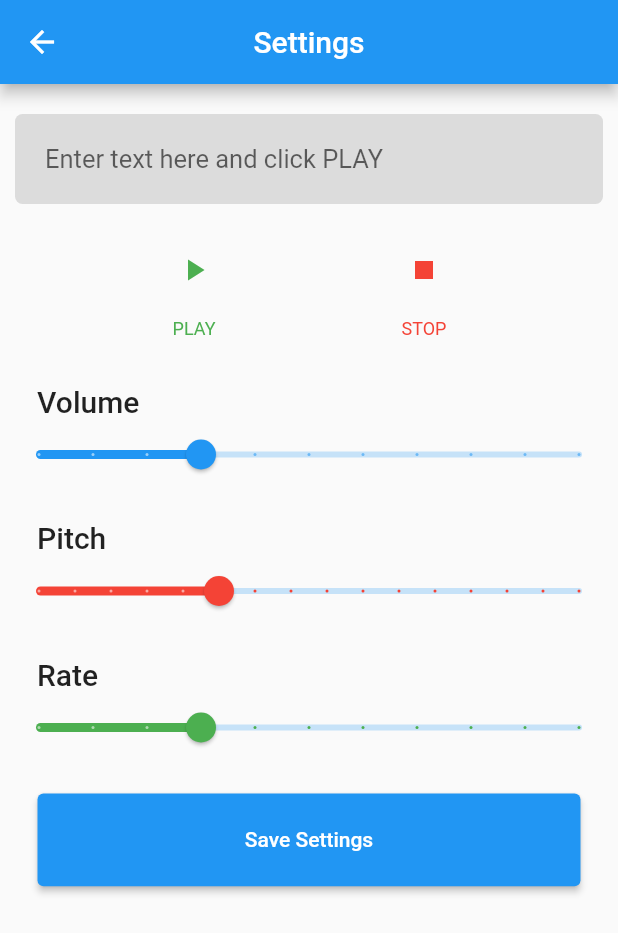
After one commit to sujithsa007/workbreak2.0, a Flutter app: the screen it shows after launch, after a tap on the "settings" icon, on a phone screen of 412 x 824 dp. The commit adds this screen. Shown: the top 933 px of the screen. Run offline on Flutter 3.47's test engine with Material 2 defaults, Android fonts, the phone set to English and light mode, and no system bars; our stand-ins replace animated_splash_screen, flutter_tts, get, google_mobile_ads, page_transition, percent_indicator and 1 more; missing offline and left inert: flutter_background, grouped_buttons; network calls fail.

Commit message:
1. Added settings button in home screen for adjusting callback voice 2. Callback voice adjustment screen design complete 3. TTS logic integrated into TTSSetting screen

```diff
--- a/lib/main.dart
+++ b/lib/main.dart
@@ -9,6 +9,7 @@ import 'package:flutter/services.dart';
 import 'package:get/get.dart';
 import 'package:page_transition/page_transition.dart';
 import 'package:work_break/utilities/color_swatches.dart';
+import 'package:work_break/utilities/tts_settings_screen.dart';
 import 'package:work_break/views/home_screen.dart';
 
 void main() {
--- /dev/null
+++ b/lib/utilities/tts_settings_screen.dart
@@ -0,0 +1,341 @@
+import 'dart:async';
+import 'dart:io' show Platform;
+import 'package:flutter/foundation.dart' show kIsWeb;
+
+import 'package:flutter/material.dart';
+import 'package:flutter_tts/flutter_tts.dart';
+import 'package:get/get.dart';
+
+class TTSSettingsScreen extends StatefulWidget {
+  @override
+  _TTSSettingsScreenState createState() => _TTSSettingsScreenState();
+}
+
+enum TtsState { playing, stopped, paused, continued }
+
+class _TTSSettingsScreenState extends State<TTSSettingsScreen> {
+  FlutterTts flutterTts;
+  String language;
+  String engine;
+  double volume = 0.5;
+  double pitch = 1.0;
+  double rate = 0.5;
+  bool isCurrentLanguageInstalled = false;
+
+  String _newVoiceText;
+
+  TtsState ttsState = TtsState.stopped;
+
+  get isPlaying => ttsState == TtsState.playing;
+  get isStopped => ttsState == TtsState.stopped;
+  get isPaused => ttsState == TtsState.paused;
+  get isContinued => ttsState == TtsState.continued;
+
+  bool get isIOS => !kIsWeb && Platform.isIOS;
+  bool get isAndroid => !kIsWeb && Platform.isAndroid;
+  bool get isWeb => kIsWeb;
+
+  @override
+  initState() {
+    super.initState();
+    initTts();
+  }
+
+  initTts() {
+    flutterTts = FlutterTts();
+
+    flutterTts.setStartHandler(() {
+      setState(() {
+        print("Playing");
+        ttsState = TtsState.playing;
+      });
+    });
+
+    flutterTts.setCompletionHandler(() {
+      setState(() {
+        print("Complete");
+        ttsState = TtsState.stopped;
+      });
+    });
+
+    flutterTts.setCancelHandler(() {
+      setState(() {
+        print("Cancel");
+        ttsState = TtsState.stopped;
+      });
+    });
+
+    if (isWeb || isIOS) {
+      flutterTts.setPauseHandler(() {
+        setState(() {
+          print("Paused");
+          ttsState = TtsState.paused;
+        });
+      });
+
+      flutterTts.setContinueHandler(() {
+        setState(() {
+          print("Continued");
+          ttsState = TtsState.continued;
+        });
+      });
+    }
+
+    flutterTts.setErrorHandler((msg) {
+      setState(() {
+        print("error: $msg");
+        ttsState = TtsState.stopped;
+      });
+    });
+  }
+
+  Future _speak() async {
+    await flutterTts.setVolume(volume);
+    await flutterTts.setSpeechRate(rate);
+    await flutterTts.setPitch(pitch);
+
+    if (_newVoiceText != null) {
+      if (_newVoiceText.isNotEmpty) {
+        await flutterTts.awaitSpeakCompletion(true);
+        await flutterTts.speak(_newVoiceText);
+      }
+    }
+  }
+
+  Future _stop() async {
+    var result = await flutterTts.stop();
+    if (result == 1) setState(() => ttsState = TtsState.stopped);
+  }
+
+  Future _pause() async {
+    var result = await flutterTts.pause();
+    if (result == 1) setState(() => ttsState = TtsState.paused);
+  }
+
+  @override
+  void dispose() {
+    super.dispose();
+    flutterTts.stop();
+  }
+
+  List<DropdownMenuItem<String>> getEnginesDropDownMenuItems(dynamic engines) {
+    var items = <DropdownMenuItem<String>>[];
+    for (dynamic type in engines) {
+      items.add(
+          DropdownMenuItem(value: type as String, child: Text(type as String)));
+    }
+    return items;
+  }
+
+  List<DropdownMenuItem<String>> getLanguageDropDownMenuItems(
+      dynamic languages) {
+    var items = <DropdownMenuItem<String>>[];
+    for (dynamic type in languages) {
+      items.add(
+          DropdownMenuItem(value: type as String, child: Text(type as String)));
+    }
+    return items;
+  }
+
+  void changedLanguageDropDownItem(String selectedType) {
+    setState(() {
+      language = selectedType;
+      flutterTts.setLanguage(language);
+      if (isAndroid) {
+        flutterTts
+            .isLanguageInstalled(language)
+            .then((value) => isCurrentLanguageInstalled = (value as bool));
+      }
+    });
+  }
+
+  void _onChange(String text) {
+    setState(() {
+      _newVoiceText = text;
+    });
+  }
+
+  @override
+  Widget build(BuildContext context) {
+    return MaterialApp(
+      home: Scaffold(
+        appBar: AppBar(
+          leading: IconButton(
+            icon: new Icon(Icons.arrow_back),
+            tooltip: 'Settings',
+            onPressed: () => Navigator.pop(context), // null disables the button
+          ),
+          title: Text('Settings'),
+          centerTitle: true,
+        ),
+        body: SingleChildScrollView(
+          scrollDirection: Axis.vertical,
+          child: Column(
+            children: [
+              SizedBox(
+                height: 20,
+              ),
+              _inputSection(),
+              _btnSection(),
+              _buildSliders(),
+            ],
+          ),
+        ),
+      ),
+    );
+  }
+
+  Widget _inputSection() => Container(
+        margin: EdgeInsets.only(left: 10, right: 10),
+        decoration: BoxDecoration(
+          color: Colors.black12,
+          borderRadius: BorderRadius.circular(5),
+        ),
+        child: TextField(
+          onChanged: (String value) => _onChange(value),
+          decoration: InputDecoration(
+            hintStyle: TextStyle(fontSize: 17),
+            hintText: 'Enter text here and click PLAY',
+            // suffixIcon: Icon(Icons.search),
+            border: InputBorder.none,
+            contentPadding: EdgeInsets.all(20),
+          ),
+        ),
+      );
+
+  Widget _btnSection() {
+    if (isAndroid) {
+      return Container(
+          padding: EdgeInsets.only(top: 20.0, bottom: 30.0),
+          child:
+              Row(mainAxisAlignment: MainAxisAlignment.spaceEvenly, children: [
+            _buildButtonColumn(Colors.green, Colors.greenAccent,
+                Icons.play_arrow, 'PLAY', _speak),
+            _buildButtonColumn(
+                Colors.red, Colors.redAccent, Icons.stop, 'STOP', _stop),
+          ]));
+    } else {
+      return Container(
+          padding: EdgeInsets.only(top: 50.0),
+          child:
+              Row(mainAxisAlignment: MainAxisAlignment.spaceEvenly, children: [
+            _buildButtonColumn(Colors.green, Colors.greenAccent,
+                Icons.play_arrow, 'PLAY', _speak),
+            _buildButtonColumn(
+                Colors.red, Colors.redAccent, Icons.stop, 'STOP', _stop),
+            _buildButtonColumn(
+                Colors.blue, Colors.blueAccent, Icons.pause, 'PAUSE', _pause),
+          ]));
+    }
+  }
+
+  Column _buildButtonColumn(Color color, Color splashColor, IconData icon,
+      String label, Function func) {
+    return Column(
+        mainAxisSize: MainAxisSize.min,
+        mainAxisAlignment: MainAxisAlignment.center,
+        children: [
+          IconButton(
+              icon: Icon(icon),
+              color: color,
+              splashColor: splashColor,
+              onPressed: () => func()),
+          Container(
+              margin: const EdgeInsets.only(top: 8.0),
+              child: Text(label,
+                  style: TextStyle(
+                      fontSize: 12.0,
+                      fontWeight: FontWeight.w400,
+                      color: color)))
+        ]);
+  }
+
+  Widget _sliderTitle(context, String text) => Container(
+      margin: EdgeInsets.only(left: MediaQuery.of(context).size.width * .06),
+      child: Text(
+        text,
+        style: TextStyle(fontSize: 20, fontWeight: FontWeight.w500),
+      ));
+
+  Widget _buildSliders() {
+    return Column(
+      crossAxisAlignment: CrossAxisAlignment.start,
+      children: [
+        _sliderTitle(context, 'Volume'),
+        _volume(),
+        SizedBox(
+          height: 20,
+        ),
+        _sliderTitle(context, 'Pitch'),
+        _pitch(),
+        SizedBox(
+          height: 20,
+        ),
+        _sliderTitle(context, 'Rate'),
+        _rate(),
+        SizedBox(
+          height: 20,
+        ),
+        Container(
+          // alignment: Alignment.center,
+          margin: EdgeInsets.only(left: 25, right: 25),
+          width: MediaQuery.of(context).size.width,
+          height: MediaQuery.of(context).size.width * .15,
+          child: ElevatedButton(
+              onPressed: () => _saveSettings(), child: Text('Save Settings')),
+        )
+      ],
+    );
+  }
+
+  _saveSettings() {
+    Get.snackbar(
+      'Success',
+      'Settings have been updated',
+      snackPosition: SnackPosition.BOTTOM,
+      duration: Duration(seconds: 2),
+      colorText: Colors.white,
+      backgroundColor: Colors.green,
+    );
+  }
+
+  Widget _volume() {
+    return Slider(
+        value: volume,
+        onChanged: (newVolume) {
+          setState(() => volume = newVolume);
+        },
+        min: 0.0,
+        max: 2.0,
+        divisions: 10,
+        label: "Volume: $volume");
+  }
+
+  Widget _pitch() {
+    return Slider(
+      value: pitch,
+      onChanged: (newPitch) {
+        setState(() => pitch = newPitch);
+      },
+      min: 0.5,
+      max: 2.0,
+      divisions: 15,
+      label: "Pitch: $pitch",
+      activeColor: Colors.red,
+    );
+  }
+
+  Widget _rate() {
+    return Slider(
+      value: rate,
+      onChanged: (newRate) {
+        setState(() => rate = newRate);
+      },
+      min: 0.0,
+      max: 2.0,
+      divisions: 10,
+      label: "Rate: $rate",
+      activeColor: Colors.green,
+    );
+  }
+}
--- a/lib/views/home_screen.dart
+++ b/lib/views/home_screen.dart
@@ -11,6 +11,7 @@ import 'package:get/get.dart';
 import 'package:google_mobile_ads/google_mobile_ads.dart';
 import 'package:grouped_buttons/grouped_buttons.dart';
 import 'package:work_break/controllers/work_break_controller.dart';
+import 'package:work_break/utilities/tts_settings_screen.dart';
 import 'package:work_break/views/animated_clock.dart';
 import 'dart:io' show Platform;
 
@@ -211,14 +212,13 @@ class _HomeScreenState extends State<HomeScreen> {
           onPressed: () async {
             if (_workBreakController.checkBoxValue == true) {
               await _workBreakController.setCustomTime();
-              setState(() {});
             } else {
               print('in this loop');
               await _workBreakController.onClickStartWork(
                   _workBreakController.selectedWorkTime,
                   _workBreakController.selectedWorkInterval);
-              setState(() {});
             }
+            setState(() {});
           },
         ),
       ),
@@ -252,6 +252,14 @@ class _HomeScreenState extends State<HomeScreen> {
                             backgroundColor: Colors.transparent,
                             // drawer: _drawer,
                             appBar: AppBar(
+                              actions: [
+                                IconButton(
+                                  icon: new Icon(Icons.settings),
+                                  tooltip: 'Settings',
+                                  onPressed: () => Get.to(
+                                      TTSSettingsScreen()), // null disables the button
+                                ),
+                              ],
                               title: _appBarTitle,
                               centerTitle: true,
                               backgroundColor: Colors.transparent,
```
Also changed, not shown: 1 other file.
